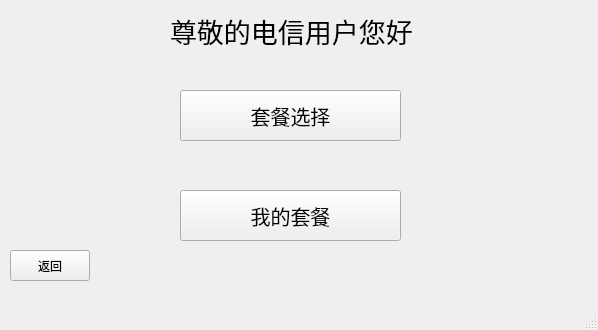
Qt form qt03/user_main.ui (s235784/ProgramDesign) before a commit.
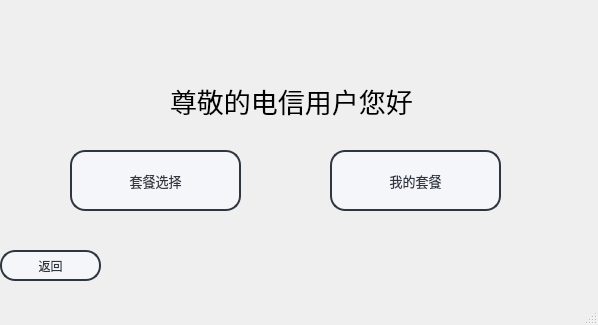
The same form after that commit. Icons and pictures are not drawn.

Commit message: 优化了大部分界面，修改了返回按钮bug

Diff of the .ui file:
```diff
--- a/qt03/user_main.ui
+++ b/qt03/user_main.ui
@@ -7,18 +7,21 @@
     <x>0</x>
     <y>0</y>
     <width>598</width>
-    <height>330</height>
+    <height>325</height>
    </rect>
   </property>
   <property name="windowTitle">
-   <string>MainWindow</string>
+   <string>欢迎界面</string>
+  </property>
+  <property name="styleSheet">
+   <string notr="true"/>
   </property>
   <widget class="QWidget" name="centralwidget">
    <widget class="QLabel" name="label">
     <property name="geometry">
      <rect>
       <x>170</x>
-      <y>0</y>
+      <y>70</y>
       <width>301</width>
       <height>61</height>
      </rect>
@@ -35,17 +38,45 @@
    <widget class="QPushButton" name="pushButton_userplan">
     <property name="geometry">
      <rect>
-      <x>180</x>
-      <y>90</y>
-      <width>221</width>
-      <height>51</height>
+      <x>70</x>
+      <y>150</y>
+      <width>171</width>
+      <height>61</height>
      </rect>
     </property>
     <property name="font">
      <font>
-      <pointsize>15</pointsize>
+      <family>微软雅黑</family>
+      <pointsize>10</pointsize>
+      <italic>false</italic>
+      <bold>false</bold>
      </font>
     </property>
+    <property name="styleSheet">
+     <string notr="true">QPushButton{
+	font: 10pt &quot;微软雅黑&quot;;
+    color: #2f3640;
+    background-color: #f5f6fa;
+    border-color: #2f3640;
+    border-radius: 15px;
+    border-style: solid;
+    border-width: 2px;
+    padding: 5px;
+}
+
+/**鼠标停留在按钮上的样式**/
+QPushButton::hover{	
+    color: #FFFFFF;
+    background-color: #718093;
+    border-color: #2f3640;
+}
+
+/**鼠标按压下去的样式**/
+QPushButton::pressed,QPushButton::checked{
+    color: #FFFFFF;
+    background-color: qlineargradient(spread:pad, x1:0, y1:0, x2:0, y2:1, stop:0 #273c75, stop:1 #487eb0);
+}</string>
+    </property>
     <property name="text">
      <string>套餐选择</string>
     </property>
@@ -53,17 +84,45 @@
    <widget class="QPushButton" name="pushButton_2">
     <property name="geometry">
      <rect>
-      <x>180</x>
-      <y>190</y>
-      <width>221</width>
-      <height>51</height>
+      <x>330</x>
+      <y>150</y>
+      <width>171</width>
+      <height>61</height>
      </rect>
     </property>
     <property name="font">
      <font>
-      <pointsize>15</pointsize>
+      <family>微软雅黑</family>
+      <pointsize>10</pointsize>
+      <italic>false</italic>
+      <bold>false</bold>
      </font>
     </property>
+    <property name="styleSheet">
+     <string notr="true">QPushButton{
+	font: 10pt &quot;微软雅黑&quot;;
+    color: #2f3640;
+    background-color: #f5f6fa;
+    border-color: #2f3640;
+    border-radius: 15px;
+    border-style: solid;
+    border-width: 2px;
+    padding: 5px;
+}
+
+/**鼠标停留在按钮上的样式**/
+QPushButton::hover{	
+    color: #FFFFFF;
+    background-color: #718093;
+    border-color: #2f3640;
+}
+
+/**鼠标按压下去的样式**/
+QPushButton::pressed,QPushButton::checked{
+    color: #FFFFFF;
+    background-color: qlineargradient(spread:pad, x1:0, y1:0, x2:0, y2:1, stop:0 #273c75, stop:1 #487eb0);
+}</string>
+    </property>
     <property name="text">
      <string>我的套餐</string>
     </property>
@@ -71,16 +130,73 @@
    <widget class="QPushButton" name="pushButton_3">
     <property name="geometry">
      <rect>
-      <x>10</x>
+      <x>0</x>
       <y>250</y>
-      <width>80</width>
+      <width>101</width>
       <height>31</height>
      </rect>
     </property>
+    <property name="styleSheet">
+     <string notr="true">QPushButton{
+	font: 10pt &quot;微软雅黑&quot;;
+    color: #2f3640;
+    background-color: #f5f6fa;
+    border-color: #2f3640;
+    border-radius: 15px;
+    border-style: solid;
+    border-width: 2px;
+    padding: 5px;
+}
+
+/**鼠标停留在按钮上的样式**/
+QPushButton::hover{	
+    color: #FFFFFF;
+    background-color: #718093;
+    border-color: #2f3640;
+}
+
+/**鼠标按压下去的样式**/
+QPushButton::pressed,QPushButton::checked{
+    color: #FFFFFF;
+    background-color: qlineargradient(spread:pad, x1:0, y1:0, x2:0, y2:1, stop:0 #273c75, stop:1 #487eb0);
+}</string>
+    </property>
     <property name="text">
      <string>返回</string>
     </property>
    </widget>
+   <widget class="QLabel" name="label_2">
+    <property name="geometry">
+     <rect>
+      <x>-10</x>
+      <y>-10</y>
+      <width>181</width>
+      <height>111</height>
+     </rect>
+    </property>
+    <property name="styleSheet">
+     <string notr="true">border-image: url(:/logo_trans.png);</string>
+    </property>
+    <property name="text">
+     <string/>
+    </property>
+   </widget>
+   <widget class="QLabel" name="label_3">
+    <property name="geometry">
+     <rect>
+      <x>340</x>
+      <y>10</y>
+      <width>221</width>
+      <height>71</height>
+     </rect>
+    </property>
+    <property name="styleSheet">
+     <string notr="true">border-image: url(:/logo6.png);</string>
+    </property>
+    <property name="text">
+     <string/>
+    </property>
+   </widget>
   </widget>
   <widget class="QMenuBar" name="menubar">
    <property name="geometry">
```
The commit also changes 34 other files.
